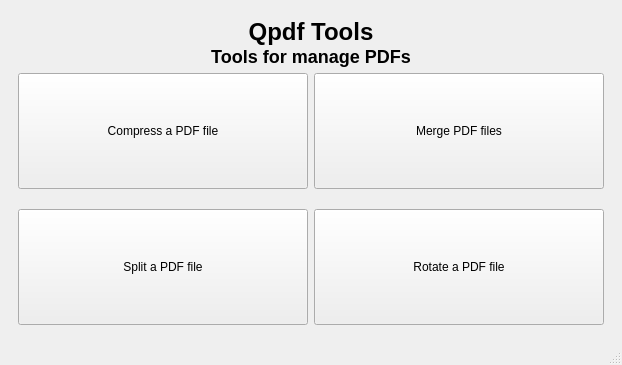
First picture: the form in mainwindow.ui, repository silash35/qpdftools, before the edit.
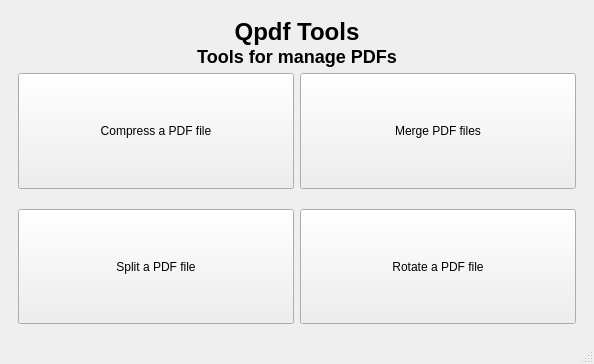
Second picture: the form after the edit. The open tabs and pages were chosen to show the change.

What changed in the file:
```diff
--- a/mainwindow.ui
+++ b/mainwindow.ui
@@ -6,8 +6,8 @@
    <rect>
     <x>0</x>
     <y>0</y>
-    <width>622</width>
-    <height>365</height>
+    <width>594</width>
+    <height>364</height>
    </rect>
   </property>
   <property name="windowTitle">
```
Left out of the diff: 4 changed lines with no effect on the pictures.
